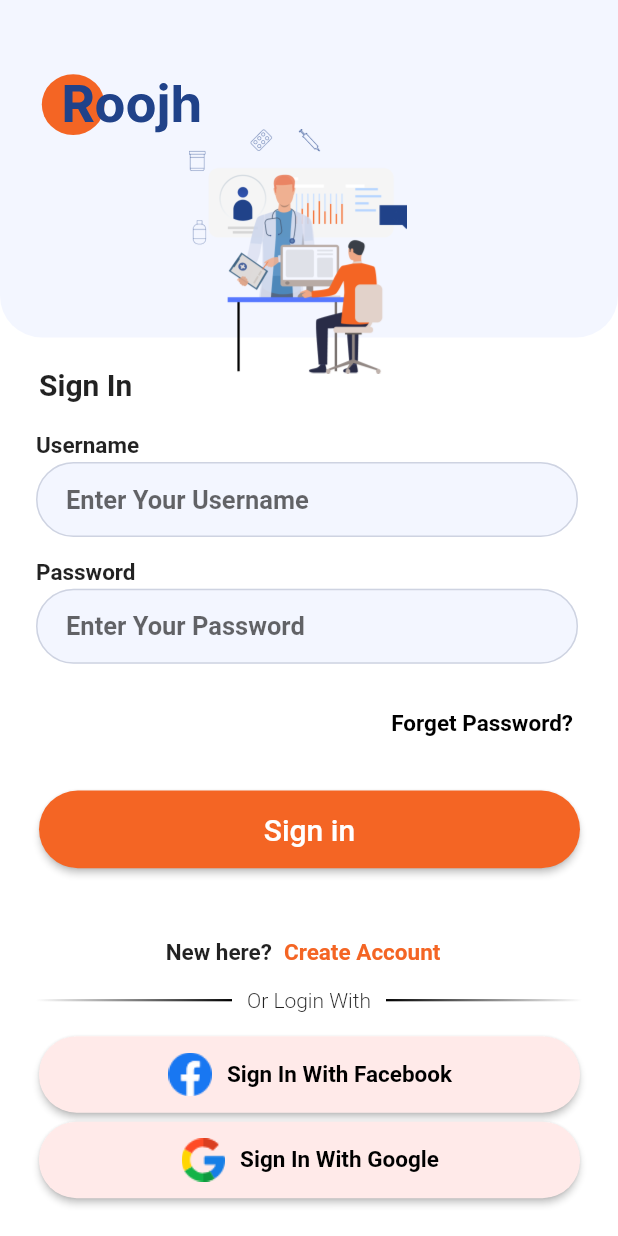
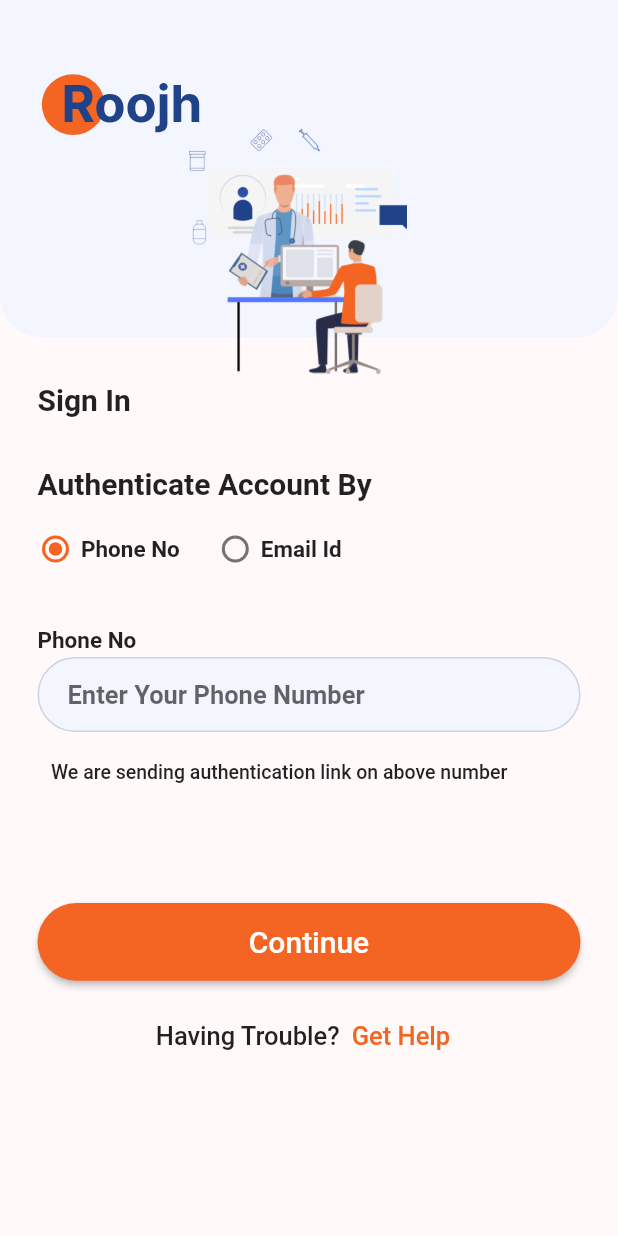
Before and after one commit to Sahilgupta9426/roojh_project, a Flutter app: the screen it shows after launch, after a tap on "Forget Password?", on a phone screen of 412 x 824 dp. Run offline on Flutter 3.47's test engine with Material 2 defaults, Android fonts, the phone set to English and light mode, and no system bars; our stand-ins replace flutter_secure_storage, flutter_svg, get, hexcolor, local_auth, shared_preferences.

Commit message:
Forget password frontend

```diff
--- a/lib/Login_page/login_form.dart
+++ b/lib/Login_page/login_form.dart
@@ -6,6 +6,8 @@ import 'package:flutter/services.dart';
 import 'package:local_auth/local_auth.dart';
 import 'package:roojh/Sign_up/main_sign_up.dart';
 import 'package:roojh/controller/auth_controller.dart';
+import 'package:roojh/forget_password/main_forgetpassword.dart';
+// import 'package:roojh/forget_password/main_forgetpassword.dart';
 // import 'package:shared_preferences/shared_preferences.dart';
 
 //login form
@@ -230,7 +232,28 @@ class _LoginFieldState extends State<LoginField> {
                   TextButton(
                       style: TextButton.styleFrom(
                           padding: const EdgeInsets.all(0)),
-                      onPressed: () {},
+                      onPressed: () {
+                        // Navigator.pushNamed(context, "/forgetPass");
+                        Navigator.push(
+                            context,
+                            PageRouteBuilder(
+                              // transitionDuration: Duration(seconds: 1),
+                              pageBuilder:
+                                  (context, animation, secondaryAnimation) =>
+                                      const ForgetPassword(),
+                              transitionsBuilder: (context, animation,
+                                  secondaryAnimation, Widget child) {
+                                animation = CurvedAnimation(
+                                    parent: animation,
+                                    curve: Curves.easeInSine);
+                                return ScaleTransition(
+                                  scale: animation,
+                                  alignment: Alignment.center,
+                                  child: child,
+                                );
+                              },
+                            ));
+                      },
                       child: Text(
                         'Forget Password?',
                         style: TextStyle(
--- /dev/null
+++ b/lib/forget_password/by_phone.dart
@@ -0,0 +1,126 @@
+import 'package:flutter/material.dart';
+import 'package:hexcolor/hexcolor.dart';
+
+class ByPhone extends StatefulWidget {
+  const ByPhone({Key? key}) : super(key: key);
+
+  @override
+  State<ByPhone> createState() => _ByPhoneState();
+}
+
+class _ByPhoneState extends State<ByPhone> {
+  final _formKey = GlobalKey<FormState>();
+  var phone_no = "";
+
+  final phone_noController = TextEditingController();
+
+  @override
+  Widget build(BuildContext context) {
+    return Form(
+        key: _formKey,
+        child: Column(
+          children: [
+            Align(
+              alignment: Alignment.centerLeft,
+              child: Padding(
+                padding: const EdgeInsets.only(bottom: 2),
+                child: Text(
+                  'Phone No',
+                  style: TextStyle(
+                    fontSize: 15,
+                    fontWeight: FontWeight.w600,
+                  ),
+                ),
+              ),
+            ),
+            TextFormField(
+              style: TextStyle(fontSize: 17, fontWeight: FontWeight.w600),
+              decoration: InputDecoration(
+                filled: true,
+                fillColor: HexColor('#F3F6FF'),
+                border: InputBorder.none,
+                contentPadding: EdgeInsets.fromLTRB(20.0, 15.0, 20.0, 15.0),
+                hintText: "Enter Your Phone Number",
+                enabledBorder: OutlineInputBorder(
+                  borderRadius: BorderRadius.circular(98.67),
+                  borderSide: BorderSide(
+                    color: HexColor('#CED3E1'),
+                    // width: 2.0,
+                  ),
+                ),
+                focusedBorder: OutlineInputBorder(
+                    borderRadius: BorderRadius.circular(98.67),
+                    borderSide: BorderSide(
+                      color: HexColor('#CED3E1'),
+                      width: 1.0,
+                    )),
+                errorStyle: TextStyle(color: Colors.red, fontSize: 15),
+                errorBorder: OutlineInputBorder(
+                  borderRadius: BorderRadius.circular(98.67),
+                ),
+                focusedErrorBorder: OutlineInputBorder(
+                  borderRadius: BorderRadius.circular(98.67),
+                ),
+              ),
+              controller: phone_noController,
+              validator: (value) {
+                if (value!.isEmpty) {
+                  return 'please enter your number';
+                }
+              },
+            ),
+            SizedBox(
+              height: 19,
+            ),
+            Align(
+              alignment: Alignment.centerLeft,
+              child: Padding(
+                padding: const EdgeInsets.only(left: 9),
+                child: Text(
+                  'We are sending authentication link on above number',
+                  style: TextStyle(fontSize: 13, fontWeight: FontWeight.w500),
+                  // textAlign: TextAlign.center,
+                ),
+              ),
+            ),
+            SizedBox(height: 80),
+            Container(
+              height: 51.8,
+              width: MediaQuery.of(context).size.width,
+              child: ElevatedButton(
+                onPressed: () async {
+                  if (_formKey.currentState!.validate()) {
+                    setState(() {
+                      phone_no = phone_noController.text;
+
+                      // final SharedPreferences sharedPreferences =
+                      //     await SharedPreferences.getInstance();
+                      // sharedPreferences.setString(
+                      //     'phone_no', phone_noController.text);
+                      // Navigator.pushNamed(context, "/auth");
+                    });
+                    _formKey.currentState!.save();
+                    // print(_loginUserData);
+                    // AuthController.login(_loginUserData);
+                    // Navigator.pushNamed(context, "/auth");
+                  }
+                },
+                child: Text('Continue',
+                    style: TextStyle(fontSize: 20, color: Colors.white)),
+                style: ButtonStyle(
+                    foregroundColor:
+                        MaterialStateProperty.all<Color>(Colors.black),
+                    backgroundColor:
+                        MaterialStateProperty.all<Color>(HexColor('#F46524')),
+                    shape: MaterialStateProperty.all<RoundedRectangleBorder>(
+                        RoundedRectangleBorder(
+                      borderRadius: BorderRadius.circular(25.9),
+
+                      // side: BorderSide(color: Colors.red)
+                    ))),
+              ),
+            )
+          ],
+        ));
+  }
+}
--- /dev/null
+++ b/lib/forget_password/main_forgetpassword.dart
@@ -0,0 +1,157 @@
+import 'package:flutter/material.dart';
+import 'package:hexcolor/hexcolor.dart';
+import 'package:roojh/common_code/topImg.dart';
+import 'package:roojh/forget_password/by_email.dart';
+import 'package:roojh/forget_password/by_phone.dart';
+
+class ForgetPassword extends StatefulWidget {
+  const ForgetPassword({Key? key}) : super(key: key);
+
+  @override
+  State<ForgetPassword> createState() => _ForgetPasswordState();
+}
+
+class _ForgetPasswordState extends State<ForgetPassword> {
+  // Default Radio Button Selected Item When App Starts.
+  String radioButtonItem = 'ONE';
+  Color radio_color = HexColor('#F46524');
+
+  // Group Value for Radio Button.
+  int id = 1;
+  @override
+  Widget build(BuildContext context) {
+    return Scaffold(
+        body: SafeArea(
+      child: SingleChildScrollView(
+        child: Column(
+          children: <Widget>[
+            TopImagesField(),
+            SizedBox(
+              height: 30,
+            ),
+            Padding(
+              padding: const EdgeInsets.only(left: 25, right: 25),
+              child: Column(
+                // mainAxisAlignment: MainAxisAlignment.start,
+                children: [
+                  Align(
+                    alignment: Alignment.topLeft,
+                    child: Text(
+                      'Sign In',
+                      style:
+                          TextStyle(fontSize: 20, fontWeight: FontWeight.w700),
+                    ),
+                  ),
+                  SizedBox(
+                    height: 33,
+                  ),
+                  Align(
+                    alignment: Alignment.topLeft,
+                    child: Text(
+                      'Authenticate Account By',
+                      style: TextStyle(
+                        fontSize: 20,
+                        fontWeight: FontWeight.w700,
+                      ),
+                      textAlign: TextAlign.left,
+                    ),
+                  ),
+
+                  // Text('Selected Radio Item = ' + '$radioButtonItem',
+                  //     style: TextStyle(fontSize: 21)),
+                  SizedBox(
+                    height: 20,
+                  ),
+                  Row(
+                    // mainAxisAlignment: MainAxisAlignment.start,
+                    children: <Widget>[
+                      Radio(
+                        visualDensity: const VisualDensity(
+                            horizontal: VisualDensity.minimumDensity,
+                            vertical: VisualDensity.minimumDensity),
+                        materialTapTargetSize: MaterialTapTargetSize.shrinkWrap,
+                        activeColor: radio_color,
+                        value: 1,
+                        groupValue: id,
+                        onChanged: (val) {
+                          setState(() {
+                            radioButtonItem = 'ONE';
+                            id = 1;
+                          });
+                        },
+                      ),
+                      SizedBox(
+                        width: 5,
+                      ),
+                      Text(
+                        'Phone No',
+                        style: new TextStyle(
+                            fontSize: 15.0, fontWeight: FontWeight.w600),
+                      ),
+                      SizedBox(
+                        width: 25,
+                      ),
+                      Radio(
+                        visualDensity: const VisualDensity(
+                            horizontal: VisualDensity.minimumDensity,
+                            vertical: VisualDensity.minimumDensity),
+                        materialTapTargetSize: MaterialTapTargetSize.shrinkWrap,
+                        activeColor: radio_color,
+                        value: 2,
+                        groupValue: id,
+                        onChanged: (val) {
+                          setState(() {
+                            radioButtonItem = 'TWO';
+                            id = 2;
+                          });
+                        },
+                      ),
+                      SizedBox(
+                        width: 5,
+                      ),
+                      Text(
+                        'Email Id',
+                        style: new TextStyle(
+                            fontSize: 15.0, fontWeight: FontWeight.w600),
+                      ),
+                    ],
+                  ),
+                  SizedBox(
+                    height: 40,
+                  ),
+                  Container(
+                      child: radioButtonItem == 'ONE' ? ByPhone() : ByEmail())
+                  // ByEmail(),
+                ],
+              ),
+            ),
+            SizedBox(
+              height: 13,
+            ),
+            Row(
+              mainAxisAlignment: MainAxisAlignment.center,
+              children: [
+                Text(
+                  'Having Trouble?',
+                  style: TextStyle(fontSize: 17, fontWeight: FontWeight.w500),
+                ),
+                TextButton(
+                    onPressed: () {},
+                    child: Text(
+                      'Get Help',
+                      style: TextStyle(
+                          color: radio_color,
+                          fontSize: 17,
+                          fontWeight: FontWeight.w500),
+                    ))
+              ],
+            ),
+            SizedBox(
+              height: 50,
+            )
+          ],
+        ),
+      ),
+    ));
+  }
+}
--- a/lib/main.dart
+++ b/lib/main.dart
@@ -3,6 +3,7 @@
 import 'package:flutter/material.dart';
 import 'package:get/get.dart';
 import 'package:roojh/Sign_up/main_sign_up.dart';
+// import 'package:roojh/forget_password/main_forgetpassword.dart';
 // import 'package:roojh/homepage/createpin.dart';
 import 'package:roojh/homepage/home.dart';
 import 'package:roojh/pin_password/bio_authpage.dart';
@@ -12,6 +13,7 @@ import 'Login_page/main_login.dart';
 // import 'package:shared_preferences/shared_preferences.dart';
 
 import 'controller/auth_controller.dart';
+import 'forget_password/main_forgetpassword.dart';
 // import 'homepage/bio_authpage.dart';
 
 void main() {
@@ -55,6 +57,7 @@ class _StartPointState extends State<StartPoint> {
             scaffoldBackgroundColor: Color.fromARGB(255, 255, 249, 249)),
         routes: {
           "/login": (context) => SignIn(),
+          "/forgetPass": (context) => ForgetPassword(),
           "/signup": (context) => SignUp(),
           "/home": (context) => Home(),
           "/auth": (context) => AuthPage(),
```
Also changed, not shown: lib/forget_password/by_email.dart (added, +127 -0 lines).
